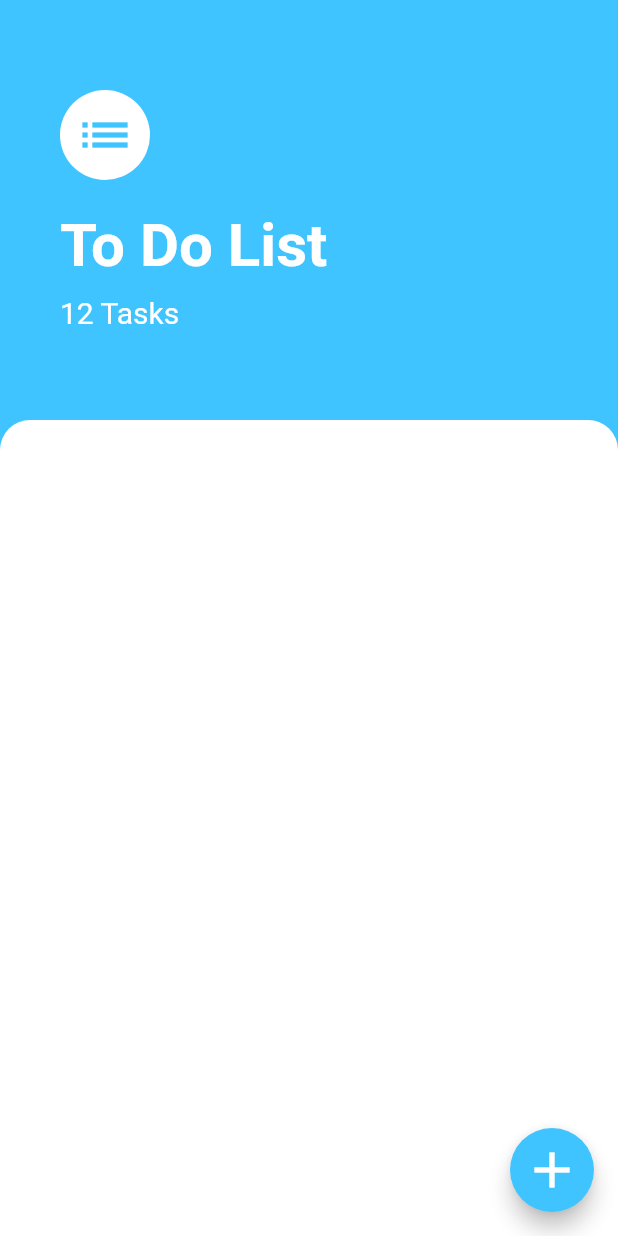
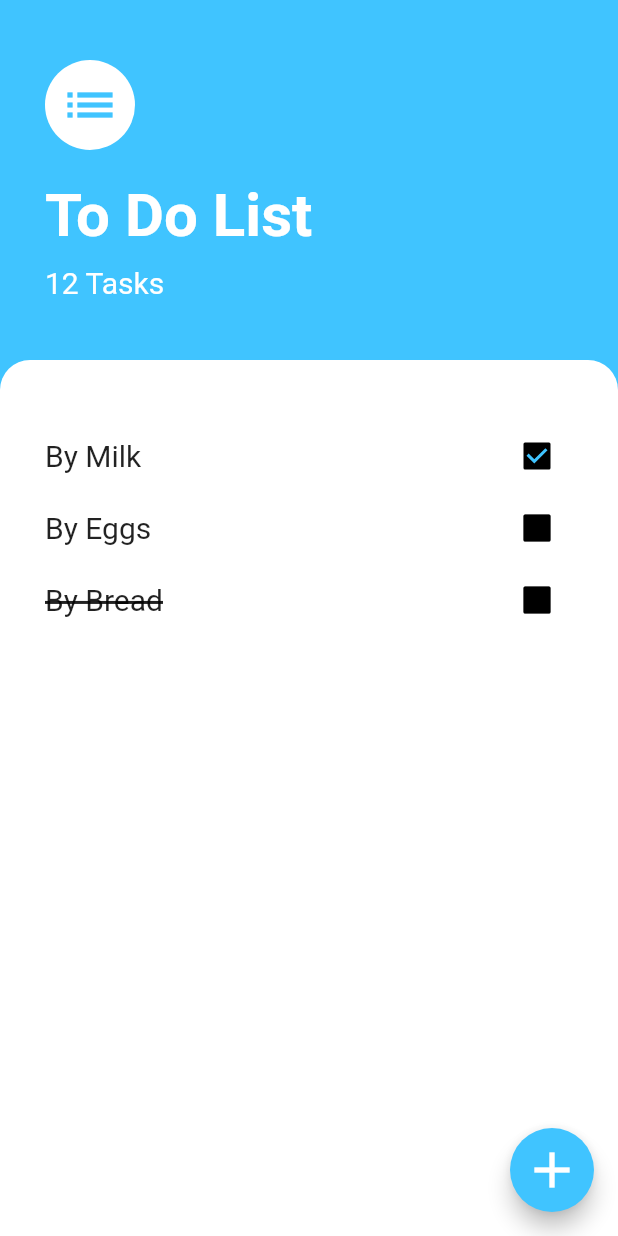
Before and after one commit to Deepak2-0/ToDoListFLutterApp, a Flutter app: the screen it shows after launch, on a phone screen of 412 x 824 dp. Run offline on Flutter 3.47's test engine with Material 2 defaults, Android fonts, the phone set to English and light mode, and no system bars.

Commit message:
bottom part ui done for task screen

```diff
--- a/lib/screens/task_screen.dart
+++ b/lib/screens/task_screen.dart
@@ -1,4 +1,5 @@
 import 'package:flutter/material.dart';
+import 'package:to_do_list/widgets/to_do_items.dart';
 
 class TaskScreen extends StatelessWidget {
   const TaskScreen({Key? key}) : super(key: key);
@@ -7,6 +8,18 @@ class TaskScreen extends StatelessWidget {
 
   @override
   Widget build(BuildContext context) {
+    Color getColor(Set<MaterialState> states) {
+      const Set<MaterialState> interactiveStates = <MaterialState>{
+        MaterialState.pressed,
+        MaterialState.hovered,
+        MaterialState.focused,
+      };
+      if (states.any(interactiveStates.contains)) {
+        return Colors.lightBlueAccent;
+      }
+      return Colors.black;
+    }
+
     return Scaffold(
       backgroundColor: Colors.lightBlueAccent,
       floatingActionButton: FloatingActionButton(
@@ -21,7 +34,7 @@ class TaskScreen extends StatelessWidget {
         crossAxisAlignment: CrossAxisAlignment.start,
         children: [
           Padding(
-            padding: EdgeInsets.symmetric(horizontal: 40, vertical: 60),
+            padding: EdgeInsets.symmetric(horizontal: 30, vertical: 40),
             child: Column(
               crossAxisAlignment: CrossAxisAlignment.start,
               children: [
@@ -63,6 +76,17 @@ class TaskScreen extends StatelessWidget {
                   topRight: Radius.circular(20),
                 ),
               ),
+              child: ListView(
+                padding: EdgeInsets.symmetric(horizontal: 30, vertical: 40),
+                children: [
+                  ToDoItems(
+                      item: "By Milk", isChecked: true, isNotRequired: false),
+                  ToDoItems(
+                      item: "By Eggs", isChecked: false, isNotRequired: false),
+                  ToDoItems(
+                      item: "By Bread", isChecked: false, isNotRequired: true),
+                ],
+              ),
             ),
           ),
         ],
--- /dev/null
+++ b/lib/widgets/to_do_items.dart
@@ -0,0 +1,56 @@
+import 'package:flutter/material.dart';
+
+class ToDoItems extends StatefulWidget {
+  const ToDoItems(
+      {Key? key,
+      required this.item,
+      required this.isChecked,
+      required this.isNotRequired})
+      : super(key: key);
+
+  final String item;
+  final bool isChecked;
+  final bool isNotRequired;
+
+  @override
+  _ToDoItemsState createState() => _ToDoItemsState();
+}
+
+class _ToDoItemsState extends State<ToDoItems> {
+  @override
+  Widget build(BuildContext context) {
+    Color getColor(Set<MaterialState> states) {
+      const Set<MaterialState> interactiveStates = <MaterialState>{
+        MaterialState.pressed,
+        MaterialState.hovered,
+        MaterialState.focused,
+      };
+      if (states.any(interactiveStates.contains)) {
+        return Colors.lightBlueAccent;
+      }
+      return Colors.black;
+    }
+
+    return Row(
+      mainAxisAlignment: MainAxisAlignment.spaceBetween,
+      children: [
+        Text(
+          widget.item,
+          style: widget.isNotRequired
+              ? TextStyle(
+                  fontSize: 20,
+                  decoration: TextDecoration.lineThrough,
+                  decorationThickness: 2,
+                )
+              : TextStyle(fontSize: 20),
+        ),
+        Checkbox(
+          checkColor: Colors.lightBlueAccent,
+          fillColor: MaterialStateProperty.resolveWith(getColor),
+          value: widget.isChecked,
+          onChanged: (bool? value) {},
+        ),
+      ],
+    );
+  }
+}
```
